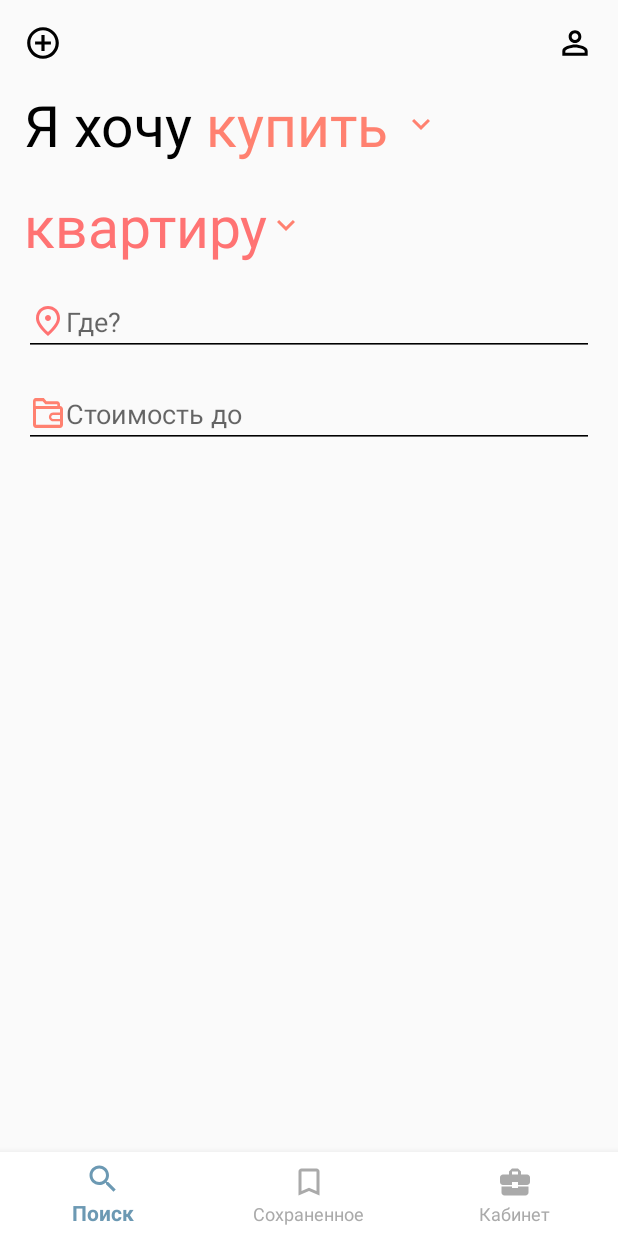
After one commit to Osipuk-organization/DomClick, an Android app: the NavBottomFragment screen opened through its navigation route, on a phone screen of 412 x 824 dp. The commit adds this screen. Run offline under Robolectric (Android 15) with nearby library versions, the phone set to English and light mode, and no system bars; our stand-ins replace Firebase (no records; nobody signed in at launch, a user with empty details on screens opened directly), navigation-ui; Roboto replaces fonts that are not available here.

Commit message:
add NavGraph

```diff
--- a/app/build.gradle
+++ b/app/build.gradle
@@ -35,6 +35,8 @@ dependencies {
     implementation 'androidx.legacy:legacy-support-v4:1.0.0'
     implementation 'com.google.android.material:material:1.1.0'
     implementation 'androidx.cardview:cardview:1.0.0'
+    implementation 'androidx.navigation:navigation-fragment-ktx:2.3.0'
+    implementation 'androidx.navigation:navigation-ui-ktx:2.3.0'
 
     testImplementation 'junit:junit:4.13'
     androidTestImplementation 'androidx.test.ext:junit:1.1.1'
--- /dev/null
+++ b/app/src/main/java/ru/osipuc/domclick/ui/fragments/BottomNavFragment/NavBottomFragment.kt
@@ -0,0 +1,31 @@
+package ru.osipuc.domclick.ui.fragments.BottomNavFragment
+
+import android.os.Bundle
+import android.view.LayoutInflater
+import android.view.View
+import android.view.ViewGroup
+import androidx.fragment.app.Fragment
+import androidx.navigation.Navigation
+import androidx.navigation.ui.setupWithNavController
+import kotlinx.android.synthetic.main.fragment_nav_bottom.*
+import ru.osipuc.domclick.R
+import ru.osipuc.domclick.utilites.APP_ACTIVITY
+
+class NavBottomFragment : Fragment(R.layout.fragment_nav_bottom) {
+
+    override fun onCreateView(
+        inflater: LayoutInflater, container: ViewGroup?,
+        savedInstanceState: Bundle?
+    ): View? {
+        // Inflate the layout for this fragment
+        return inflater.inflate(R.layout.fragment_nav_bottom, container, false)
+    }
+
+    override fun onResume() {
+        super.onResume()
+
+        val navController = Navigation.findNavController(APP_ACTIVITY, R.id.botton_nav_host_fragment)
+        bottom_navigation.setupWithNavController(navController)
+    }
+
+}
--- a/app/src/main/java/ru/osipuc/domclick/ui/fragments/RegistrationFragment.kt
+++ b/app/src/main/java/ru/osipuc/domclick/ui/fragments/RegistrationFragment.kt
@@ -4,7 +4,6 @@ import android.view.View
 import androidx.fragment.app.Fragment
 import kotlinx.android.synthetic.main.fragment_registration.*
 import ru.osipuc.domclick.R
-import ru.osipuc.domclick.utilites.replaceFragment
 
 class RegistrationFragment : Fragment(R.layout.fragment_registration) {
 
@@ -20,7 +19,7 @@ class RegistrationFragment : Fragment(R.layout.fragment_registration) {
         }
 
         registration_fragment_reg_btn.setOnClickListener {
-            replaceFragment(SearchFragment())
+
         }
     }
 
--- a/app/src/main/java/ru/osipuc/domclick/ui/fragments/SearchFragment.kt
+++ b/app/src/main/java/ru/osipuc/domclick/ui/fragments/SearchFragment.kt
@@ -25,7 +25,6 @@ class SearchFragment : Fragment(R.layout.fragment_search) {
 
     override fun onStart() {
         super.onStart()
-        APP_ACTIVITY.navBottom.visibility = View.VISIBLE
         initView()
     }
 
--- a/app/src/main/java/ru/osipuc/domclick/ui/fragments/listFragment/AdapterApartments.kt
+++ b/app/src/main/java/ru/osipuc/domclick/ui/fragments/listFragment/AdapterApartments.kt
@@ -5,8 +5,6 @@ import android.view.View
 import android.view.ViewGroup
 import androidx.recyclerview.widget.RecyclerView
 import ru.osipuc.domclick.R
-import ru.osipuc.domclick.ui.fragments.CardOfApartmentFragment
-import ru.osipuc.domclick.utilites.replaceFragment
 import ru.osipuc.domclick.utilites.showToast
 
 class AdapterApartments() : RecyclerView.Adapter<AdapterApartments.ViewHolderApartments>(), View.OnClickListener {
@@ -30,6 +28,6 @@ class AdapterApartments() : RecyclerView.Adapter<AdapterApartments.ViewHolderApa
 
     override fun onClick(p0: View?) {
         showToast(p0?.id.toString() + " " + p0?.getTag())
-        replaceFragment(CardOfApartmentFragment())
+//        replaceFragment(CardOfApartmentFragment())
     }
 }
--- a/app/src/main/res/layout/activity_main.xml
+++ b/app/src/main/res/layout/activity_main.xml
@@ -1,35 +1,22 @@
 <?xml version="1.0" encoding="utf-8"?>
 <androidx.constraintlayout.widget.ConstraintLayout xmlns:android="http://schemas.android.com/apk/res/android"
     xmlns:app="http://schemas.android.com/apk/res-auto"
-    xmlns:tools="http://schemas.android.com/tools"
     android:layout_width="match_parent"
     android:layout_height="match_parent">
 
-    <FrameLayout
-        android:id="@+id/data_container"
+
+    <fragment
+        android:id="@+id/main_host_fragment"
+        android:name="androidx.navigation.fragment.NavHostFragment"
         android:layout_width="match_parent"
-        android:layout_height="0dp"
-        app:layout_constraintBottom_toBottomOf="@id/bottom_navigation"
+        android:layout_height="match_parent"
+        app:defaultNavHost="true"
+        app:layout_constraintBottom_toBottomOf="parent"
         app:layout_constraintEnd_toEndOf="parent"
         app:layout_constraintStart_toStartOf="parent"
         app:layout_constraintTop_toTopOf="parent"
-        tools:context=".MainActivity">
+        app:navGraph="@navigation/main_nav" />
 
 
-    </FrameLayout>
-
-    <com.google.android.material.bottomnavigation.BottomNavigationView
-        android:id="@+id/bottom_navigation"
-        android:layout_width="match_parent"
-        android:layout_height="wrap_content"
-        android:background="@color/colorWhite"
-        android:visibility="gone"
-        app:itemIconTint="@color/nav_color_selector"
-        app:itemTextColor="@color/nav_color_selector"
-        app:labelVisibilityMode="labeled"
-        app:layout_constraintBottom_toBottomOf="parent"
-        app:layout_constraintRight_toRightOf="parent"
-        app:layout_constraintStart_toStartOf="parent"
-        app:menu="@menu/bottom_navigation_menu" />
 
 </androidx.constraintlayout.widget.ConstraintLayout>
--- /dev/null
+++ b/app/src/main/res/layout/fragment_nav_bottom.xml
@@ -0,0 +1,35 @@
+<?xml version="1.0" encoding="utf-8"?>
+<androidx.constraintlayout.widget.ConstraintLayout xmlns:android="http://schemas.android.com/apk/res/android"
+    xmlns:tools="http://schemas.android.com/tools"
+    android:layout_width="match_parent"
+    android:layout_height="match_parent"
+    xmlns:app="http://schemas.android.com/apk/res-auto"
+    tools:context=".ui.fragments.BottomNavFragment.NavBottomFragment">
+
+
+    <fragment
+        android:id="@+id/botton_nav_host_fragment"
+        android:name="androidx.navigation.fragment.NavHostFragment"
+        android:layout_width="match_parent"
+        android:layout_height="0dp"
+        app:defaultNavHost="true"
+        app:navGraph="@navigation/bottom_fragment_nav"
+        app:layout_constraintStart_toStartOf="parent"
+        app:layout_constraintEnd_toEndOf="parent"
+        app:layout_constraintTop_toTopOf="parent"
+        app:layout_constraintBottom_toTopOf="@id/bottom_navigation"/>
+
+    <com.google.android.material.bottomnavigation.BottomNavigationView
+        android:id="@+id/bottom_navigation"
+        android:layout_width="match_parent"
+        android:layout_height="wrap_content"
+        android:background="@color/colorWhite"
+        app:itemIconTint="@color/nav_color_selector"
+        app:itemTextColor="@color/nav_color_selector"
+        app:labelVisibilityMode="labeled"
+        app:layout_constraintBottom_toBottomOf="parent"
+        app:layout_constraintRight_toRightOf="parent"
+        app:layout_constraintStart_toStartOf="parent"
+        app:menu="@menu/bottom_navigation_menu" />
+
+</androidx.constraintlayout.widget.ConstraintLayout>
--- a/app/src/main/res/menu/bottom_navigation_menu.xml
+++ b/app/src/main/res/menu/bottom_navigation_menu.xml
@@ -1,18 +1,17 @@
 <?xml version="1.0" encoding="utf-8"?>
-<menu xmlns:android="http://schemas.android.com/apk/res/android"
-    xmlns:app="http://schemas.android.com/apk/res-auto">
+<menu xmlns:android="http://schemas.android.com/apk/res/android">
     <item
-        android:id="@+id/bottom_menu_search"
+        android:id="@+id/searchFragment"
         android:enabled="true"
         android:icon="@drawable/ic_search"
         android:title="@string/search" />
     <item
-        android:id="@+id/bottom_menu_save"
+        android:id="@+id/listFragment"
         android:enabled="true"
         android:icon="@drawable/ic_save"
         android:title="@string/saved" />
     <item
-        android:id="@+id/bottom_menu_cabinet"
+        android:id="@+id/profileFragment"
         android:enabled="true"
         android:icon="@drawable/ic_cabinet"
         android:title="@string/cabinet" />
--- /dev/null
+++ b/app/src/main/res/navigation/bottom_fragment_nav.xml
@@ -0,0 +1,23 @@
+<?xml version="1.0" encoding="utf-8"?>
+<navigation xmlns:android="http://schemas.android.com/apk/res/android"
+    xmlns:app="http://schemas.android.com/apk/res-auto"
+    xmlns:tools="http://schemas.android.com/tools"
+    android:id="@+id/bottom_fragment_nav"
+    app:startDestination="@id/searchFragment">
+
+    <fragment
+        android:id="@+id/searchFragment"
+        android:name="ru.osipuc.domclick.ui.fragments.SearchFragment"
+        android:label="fragment_search"
+        tools:layout="@layout/fragment_search" />
+    <fragment
+        android:id="@+id/listFragment"
+        android:name="ru.osipuc.domclick.ui.fragments.listFragment.ListFragment"
+        android:label="fragment_list"
+        tools:layout="@layout/fragment_list" />
+    <fragment
+        android:id="@+id/profileFragment"
+        android:name="ru.osipuc.domclick.ui.fragments.ProfileFragment"
+        android:label="fragment_profile"
+        tools:layout="@layout/fragment_profile" />
+</navigation>
--- /dev/null
+++ b/app/src/main/res/navigation/main_nav.xml
@@ -0,0 +1,30 @@
+<?xml version="1.0" encoding="utf-8"?>
+<navigation xmlns:android="http://schemas.android.com/apk/res/android"
+    xmlns:app="http://schemas.android.com/apk/res-auto"
+    xmlns:tools="http://schemas.android.com/tools"
+    android:id="@+id/main_nav"
+    app:startDestination="@id/firstFragment">
+
+    <fragment
+        android:id="@+id/firstFragment"
+        android:name="ru.osipuc.domclick.ui.fragments.FirstFragment"
+        android:label="fragment_first"
+        tools:layout="@layout/fragment_first" >
+        <action
+            android:id="@+id/action_firstFragment_to_registrationFragment"
+            app:destination="@id/registrationFragment" />
+        <action
+            android:id="@+id/action_firstFragment_to_navBottomFragment"
+            app:destination="@id/navBottomFragment" />
+    </fragment>
+    <fragment
+        android:id="@+id/registrationFragment"
+        android:name="ru.osipuc.domclick.ui.fragments.RegistrationFragment"
+        android:label="fragment_registration"
+        tools:layout="@layout/fragment_registration" />
+    <fragment
+        android:id="@+id/navBottomFragment"
+        android:name="ru.osipuc.domclick.ui.fragments.BottomNavFragment.NavBottomFragment"
+        android:label="fragment_nav_bottom"
+        tools:layout="@layout/fragment_nav_bottom" />
+</navigation>
```
Also changed, not shown: app/src/main/java/ru/osipuc/domclick/MainActivity.kt (+1 -32 lines), app/src/main/java/ru/osipuc/domclick/ui/fragments/EnterPhoneNumberFragment.kt (+3 -4 lines), app/src/main/java/ru/osipuc/domclick/ui/fragments/FirstFragment.kt (+10 -2 lines), app/src/main/java/ru/osipuc/domclick/ui/fragments/listFragment/ListFragment.kt (+1 -8 lines), app/src/main/java/ru/osipuc/domclick/utilites/funs.kt (+0 -18 lines).
